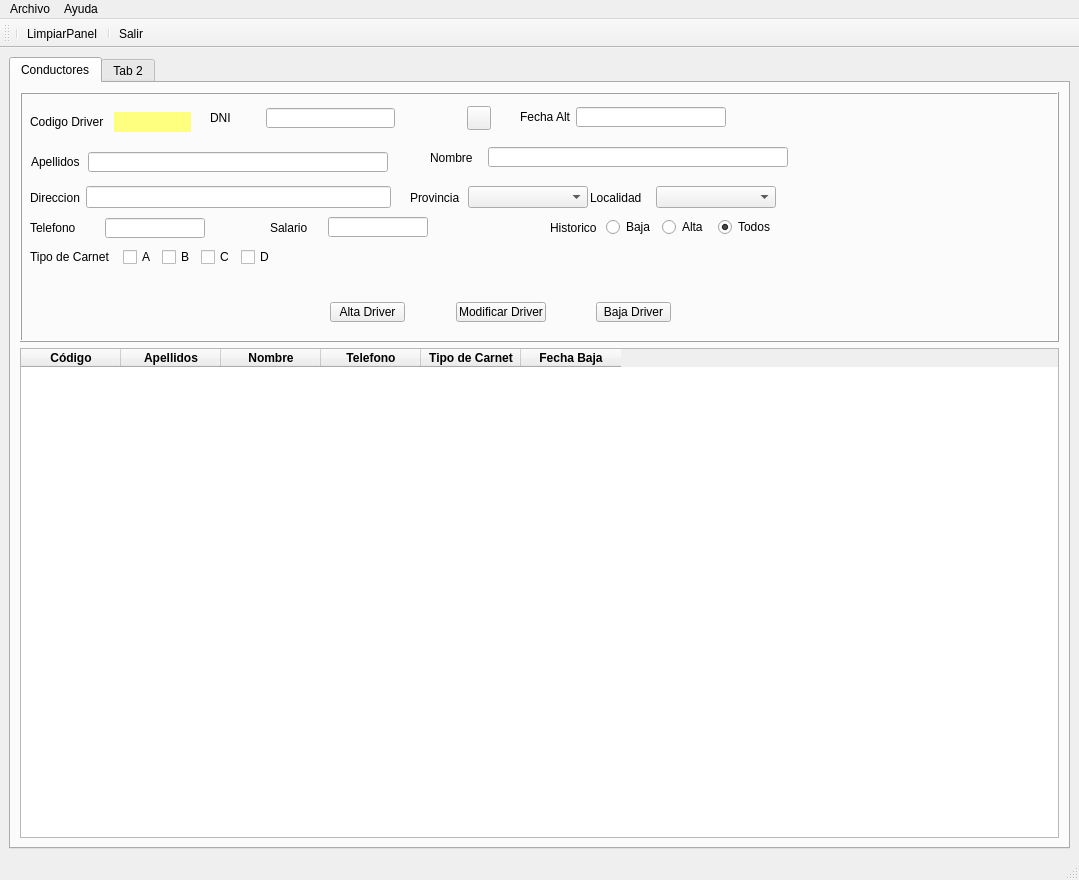
Old version of the form sierraperez/templates/MainWindow.ui in the repository Sierrowsky/PyCharmProyects.
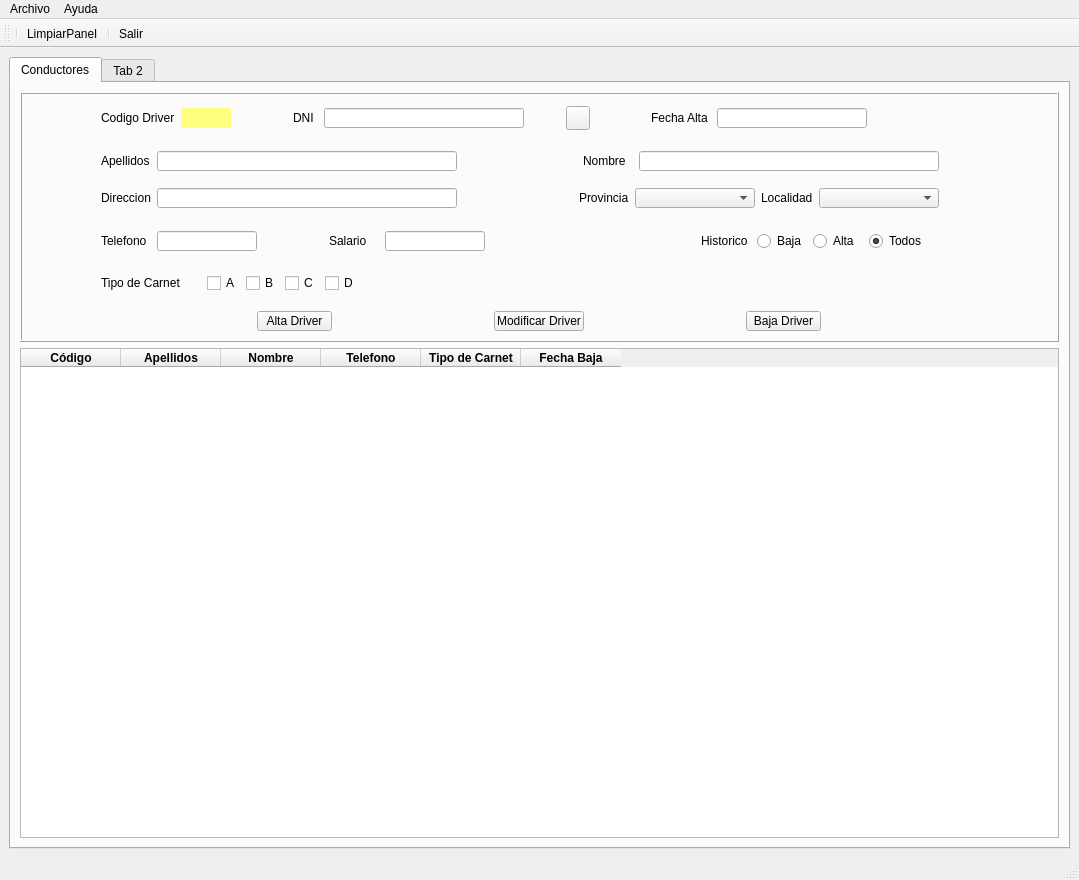
New version of the form. Icons and pictures are not drawn.

Patch:
```diff
--- a/sierraperez/templates/MainWindow.ui
+++ b/sierraperez/templates/MainWindow.ui
@@ -161,16 +161,32 @@
           <property name="frameShadow">
            <enum>QFrame::Raised</enum>
           </property>
-          <widget class="QWidget" name="horizontalLayoutWidget">
-           <property name="geometry">
-            <rect>
-             <x>10</x>
-             <y>10</y>
-             <width>161</width>
-             <height>41</height>
-            </rect>
-           </property>
-           <layout class="QHBoxLayout" name="horizontalLayout">
+          <layout class="QGridLayout" name="gridLayout_3">
+           <item row="0" column="0">
+            <spacer name="horizontalSpacer_16">
+             <property name="orientation">
+              <enum>Qt::Horizontal</enum>
+             </property>
+             <property name="sizeType">
+              <enum>QSizePolicy::Expanding</enum>
+             </property>
+             <property name="sizeHint" stdset="0">
+              <size>
+               <width>40</width>
+               <height>20</height>
+              </size>
+             </property>
+            </spacer>
+           </item>
+           <item row="0" column="1">
+            <layout class="QVBoxLayout" name="verticalLayout_2">
+             <property name="sizeConstraint">
+              <enum>QLayout::SetMaximumSize</enum>
+             </property>
+             <item>
+              <layout class="QHBoxLayout" name="horizontalLayout_35">
+               <item>
+                <layout class="QHBoxLayout" name="horizontalLayout_36">
             <item>
              <widget class="QLabel" name="lblcod">
               <property name="minimumSize">
@@ -219,28 +235,33 @@
              </widget>
             </item>
            </layout>
-          </widget>
-          <widget class="QWidget" name="horizontalLayoutWidget_2">
-           <property name="geometry">
-            <rect>
-             <x>190</x>
-             <y>10</y>
-             <width>281</width>
-             <height>32</height>
-            </rect>
-           </property>
-           <layout class="QHBoxLayout" name="horizontalLayout_2">
+               </item>
+               <item>
+                <spacer name="horizontalSpacer_4">
+                 <property name="orientation">
+                  <enum>Qt::Horizontal</enum>
+                 </property>
+                 <property name="sizeHint" stdset="0">
+                  <size>
+                   <width>40</width>
+                   <height>20</height>
+                  </size>
+                 </property>
+                </spacer>
+               </item>
+               <item>
+                <layout class="QHBoxLayout" name="horizontalLayout">
             <item>
              <widget class="QLabel" name="lblDNI">
               <property name="minimumSize">
                <size>
-                <width>50</width>
+                     <width>25</width>
                 <height>20</height>
                </size>
               </property>
               <property name="maximumSize">
                <size>
-                <width>100</width>
+                     <width>25</width>
                 <height>20</height>
                </size>
               </property>
@@ -253,7 +274,7 @@
              <widget class="QLineEdit" name="txtDni">
               <property name="minimumSize">
                <size>
-                <width>50</width>
+                     <width>200</width>
                 <height>20</height>
                </size>
               </property>
@@ -275,13 +296,13 @@
              <widget class="QLabel" name="lblValidarDni">
               <property name="minimumSize">
                <size>
-                <width>60</width>
+                     <width>30</width>
                 <height>30</height>
                </size>
               </property>
               <property name="maximumSize">
                <size>
-                <width>60</width>
+                     <width>30</width>
                 <height>30</height>
                </size>
               </property>
@@ -331,28 +352,34 @@
              </widget>
             </item>
            </layout>
-          </widget>
-          <widget class="QWidget" name="horizontalLayoutWidget_3">
-           <property name="geometry">
-            <rect>
-             <x>500</x>
-             <y>10</y>
-             <width>264</width>
-             <height>31</height>
-            </rect>
-           </property>
-           <layout class="QHBoxLayout" name="horizontalLayout_3">
+               </item>
+               <item>
+                <spacer name="horizontalSpacer_5">
+                 <property name="orientation">
+                  <enum>Qt::Horizontal</enum>
+                 </property>
+                 <property name="sizeHint" stdset="0">
+                  <size>
+                   <width>40</width>
+                   <height>20</height>
+                  </size>
+                 </property>
+                </spacer>
+               </item>
+               <item>
+                <layout class="QHBoxLayout" name="horizontalLayout_37"/>
+               </item>
             <item>
              <widget class="QLabel" name="lblFechaAlta">
               <property name="minimumSize">
                <size>
-                <width>50</width>
+                   <width>60</width>
                 <height>20</height>
                </size>
               </property>
               <property name="maximumSize">
                <size>
-                <width>50</width>
+                   <width>60</width>
                 <height>20</height>
                </size>
               </property>
@@ -385,6 +412,12 @@
                 <height>20</height>
                </size>
               </property>
+                 <property name="maximumSize">
+                  <size>
+                   <width>50</width>
+                   <height>20</height>
+                  </size>
+                 </property>
               <property name="text">
                <string/>
               </property>
@@ -406,18 +439,38 @@
               </property>
              </widget>
             </item>
-           </layout>
-          </widget>
-          <widget class="QWidget" name="horizontalLayoutWidget_4">
-           <property name="geometry">
-            <rect>
-             <x>10</x>
-             <y>50</y>
-             <width>361</width>
-             <height>41</height>
-            </rect>
-           </property>
-           <layout class="QHBoxLayout" name="horizontalLayout_4">
+               <item>
+                <spacer name="horizontalSpacer_3">
+                 <property name="orientation">
+                  <enum>Qt::Horizontal</enum>
+                 </property>
+                 <property name="sizeHint" stdset="0">
+                  <size>
+                   <width>40</width>
+                   <height>20</height>
+                  </size>
+                 </property>
+                </spacer>
+               </item>
+              </layout>
+             </item>
+             <item>
+              <spacer name="verticalSpacer_2">
+               <property name="orientation">
+                <enum>Qt::Vertical</enum>
+               </property>
+               <property name="sizeHint" stdset="0">
+                <size>
+                 <width>20</width>
+                 <height>40</height>
+                </size>
+               </property>
+              </spacer>
+             </item>
+             <item>
+              <layout class="QHBoxLayout" name="horizontalLayout_38">
+               <item>
+                <layout class="QHBoxLayout" name="horizontalLayout_39">
             <item>
              <widget class="QLabel" name="lblApel">
               <property name="minimumSize">
@@ -454,17 +507,116 @@
              </widget>
             </item>
            </layout>
-          </widget>
-          <widget class="QWidget" name="horizontalLayoutWidget_5">
-           <property name="geometry">
-            <rect>
-             <x>10</x>
-             <y>90</y>
-             <width>361</width>
-             <height>31</height>
-            </rect>
-           </property>
+               </item>
+               <item>
+                <spacer name="horizontalSpacer_7">
+                 <property name="orientation">
+                  <enum>Qt::Horizontal</enum>
+                 </property>
+                 <property name="sizeHint" stdset="0">
+                  <size>
+                   <width>40</width>
+                   <height>20</height>
+                  </size>
+                 </property>
+                </spacer>
+               </item>
+               <item>
+                <spacer name="horizontalSpacer_13">
+                 <property name="orientation">
+                  <enum>Qt::Horizontal</enum>
+                 </property>
+                 <property name="sizeHint" stdset="0">
+                  <size>
+                   <width>40</width>
+                   <height>20</height>
+                  </size>
+                 </property>
+                </spacer>
+               </item>
+               <item>
+                <spacer name="horizontalSpacer_12">
+                 <property name="orientation">
+                  <enum>Qt::Horizontal</enum>
+                 </property>
+                 <property name="sizeHint" stdset="0">
+                  <size>
+                   <width>40</width>
+                   <height>20</height>
+                  </size>
+                 </property>
+                </spacer>
+               </item>
+               <item>
+                <layout class="QHBoxLayout" name="horizontalLayout_40"/>
+               </item>
+               <item>
+                <widget class="QLabel" name="lblNombre">
+                 <property name="minimumSize">
+                  <size>
+                   <width>50</width>
+                   <height>20</height>
+                  </size>
+                 </property>
+                 <property name="text">
+                  <string>Nombre</string>
+                 </property>
+                </widget>
+               </item>
+               <item>
+                <widget class="QLineEdit" name="txtNombre">
+                 <property name="minimumSize">
+                  <size>
+                   <width>300</width>
+                   <height>20</height>
+                  </size>
+                 </property>
+                 <property name="maximumSize">
+                  <size>
+                   <width>300</width>
+                   <height>20</height>
+                  </size>
+                 </property>
+                </widget>
+               </item>
+               <item>
+                <spacer name="horizontalSpacer_6">
+                 <property name="orientation">
+                  <enum>Qt::Horizontal</enum>
+                 </property>
+                 <property name="sizeHint" stdset="0">
+                  <size>
+                   <width>40</width>
+                   <height>20</height>
+                  </size>
+                 </property>
+                </spacer>
+               </item>
+               <item>
+                <layout class="QHBoxLayout" name="horizontalLayout_41"/>
+               </item>
+              </layout>
+             </item>
+             <item>
+              <spacer name="verticalSpacer_3">
+               <property name="orientation">
+                <enum>Qt::Vertical</enum>
+               </property>
+               <property name="sizeHint" stdset="0">
+                <size>
+                 <width>20</width>
+                 <height>40</height>
+                </size>
+               </property>
+              </spacer>
+             </item>
+             <item>
+              <layout class="QHBoxLayout" name="horizontalLayout_47">
+               <item>
            <layout class="QHBoxLayout" name="horizontalLayout_5">
+                 <property name="sizeConstraint">
+                  <enum>QLayout::SetFixedSize</enum>
+                 </property>
             <item>
              <widget class="QLabel" name="lblDir">
               <property name="minimumSize">
@@ -473,6 +625,12 @@
                 <height>20</height>
                </size>
               </property>
+                   <property name="maximumSize">
+                    <size>
+                     <width>50</width>
+                     <height>20</height>
+                    </size>
+                   </property>
               <property name="text">
                <string>Direccion</string>
               </property>
@@ -486,41 +644,6 @@
                 <height>20</height>
                </size>
               </property>
-             </widget>
-            </item>
-           </layout>
-          </widget>
-          <widget class="QWidget" name="horizontalLayoutWidget_6">
-           <property name="geometry">
-            <rect>
-             <x>410</x>
-             <y>50</y>
-             <width>358</width>
-             <height>31</height>
-            </rect>
-           </property>
-           <layout class="QHBoxLayout" name="horizontalLayout_6">
-            <item>
-             <widget class="QLabel" name="lblNombre">
-              <property name="minimumSize">
-               <size>
-                <width>50</width>
-                <height>20</height>
-               </size>
-              </property>
-              <property name="text">
-               <string>Nombre</string>
-              </property>
-             </widget>
-            </item>
-            <item>
-             <widget class="QLineEdit" name="txtNombre">
-              <property name="minimumSize">
-               <size>
-                <width>300</width>
-                <height>20</height>
-               </size>
-              </property>
               <property name="maximumSize">
                <size>
                 <width>300</width>
@@ -530,16 +653,21 @@
              </widget>
             </item>
            </layout>
-          </widget>
-          <widget class="QWidget" name="horizontalLayoutWidget_7">
-           <property name="geometry">
-            <rect>
-             <x>390</x>
-             <y>90</y>
-             <width>178</width>
-             <height>31</height>
-            </rect>
-           </property>
+               </item>
+               <item>
+                <spacer name="horizontalSpacer_8">
+                 <property name="orientation">
+                  <enum>Qt::Horizontal</enum>
+                 </property>
+                 <property name="sizeHint" stdset="0">
+                  <size>
+                   <width>40</width>
+                   <height>20</height>
+                  </size>
+                 </property>
+                </spacer>
+               </item>
+               <item>
            <layout class="QHBoxLayout" name="horizontalLayout_7">
             <item>
              <widget class="QLabel" name="lblProvincia">
@@ -565,16 +693,8 @@
              </widget>
             </item>
            </layout>
-          </widget>
-          <widget class="QWidget" name="horizontalLayoutWidget_8">
-           <property name="geometry">
-            <rect>
-             <x>570</x>
-             <y>90</y>
-             <width>186</width>
-             <height>31</height>
-            </rect>
-           </property>
+               </item>
+               <item>
            <layout class="QHBoxLayout" name="horizontalLayout_8">
             <item>
              <widget class="QLabel" name="lblLocalidad">
@@ -599,17 +719,39 @@
               </property>
              </widget>
             </item>
-           </layout>
-          </widget>
-          <widget class="QWidget" name="horizontalLayoutWidget_9">
-           <property name="geometry">
-            <rect>
-             <x>10</x>
-             <y>120</y>
-             <width>241</width>
-             <height>32</height>
-            </rect>
-           </property>
+                 <item>
+                  <spacer name="horizontalSpacer_9">
+                   <property name="orientation">
+                    <enum>Qt::Horizontal</enum>
+                   </property>
+                   <property name="sizeHint" stdset="0">
+                    <size>
+                     <width>40</width>
+                     <height>20</height>
+                    </size>
+                   </property>
+                  </spacer>
+                 </item>
+                </layout>
+               </item>
+              </layout>
+             </item>
+             <item>
+              <spacer name="verticalSpacer_4">
+               <property name="orientation">
+                <enum>Qt::Vertical</enum>
+               </property>
+               <property name="sizeHint" stdset="0">
+                <size>
+                 <width>20</width>
+                 <height>40</height>
+                </size>
+               </property>
+              </spacer>
+             </item>
+             <item>
+              <layout class="QHBoxLayout" name="horizontalLayout_44">
+               <item>
            <layout class="QHBoxLayout" name="horizontalLayout_9">
             <item>
              <widget class="QLabel" name="lblTlf">
@@ -671,16 +813,8 @@
              </widget>
             </item>
            </layout>
-          </widget>
-          <widget class="QWidget" name="horizontalLayoutWidget_10">
-           <property name="geometry">
-            <rect>
-             <x>250</x>
-             <y>120</y>
-             <width>264</width>
-             <height>31</height>
-            </rect>
-           </property>
+               </item>
+               <item>
            <layout class="QHBoxLayout" name="horizontalLayout_10">
             <item>
              <widget class="QLabel" name="lblSalario">
@@ -719,22 +853,46 @@
                 <height>20</height>
                </size>
               </property>
+                   <property name="maximumSize">
+                    <size>
+                     <width>10</width>
+                     <height>20</height>
+                    </size>
+                   </property>
               <property name="text">
                <string/>
               </property>
              </widget>
             </item>
            </layout>
-          </widget>
-          <widget class="QWidget" name="horizontalLayoutWidget_11">
-           <property name="geometry">
-            <rect>
-             <x>530</x>
-             <y>120</y>
-             <width>220</width>
-             <height>31</height>
-            </rect>
-           </property>
+               </item>
+               <item>
+                <spacer name="horizontalSpacer_11">
+                 <property name="orientation">
+                  <enum>Qt::Horizontal</enum>
+                 </property>
+                 <property name="sizeHint" stdset="0">
+                  <size>
+                   <width>40</width>
+                   <height>20</height>
+                  </size>
+                 </property>
+                </spacer>
+               </item>
+               <item>
+                <spacer name="horizontalSpacer_2">
+                 <property name="orientation">
+                  <enum>Qt::Horizontal</enum>
+                 </property>
+                 <property name="sizeHint" stdset="0">
+                  <size>
+                   <width>40</width>
+                   <height>20</height>
+                  </size>
+                 </property>
+                </spacer>
+               </item>
+               <item>
            <layout class="QHBoxLayout" name="horizontalLayout_11">
             <item>
              <widget class="QLabel" name="lblHistorico">
@@ -801,16 +959,38 @@
              </widget>
             </item>
            </layout>
-          </widget>
-          <widget class="QWidget" name="horizontalLayoutWidget_12">
-           <property name="geometry">
-            <rect>
-             <x>10</x>
-             <y>150</y>
-             <width>245</width>
-             <height>31</height>
-            </rect>
-           </property>
+               </item>
+               <item>
+                <spacer name="horizontalSpacer_10">
+                 <property name="orientation">
+                  <enum>Qt::Horizontal</enum>
+                 </property>
+                 <property name="sizeHint" stdset="0">
+                  <size>
+                   <width>40</width>
+                   <height>20</height>
+                  </size>
+                 </property>
+                </spacer>
+               </item>
+              </layout>
+             </item>
+             <item>
+              <spacer name="verticalSpacer">
+               <property name="orientation">
+                <enum>Qt::Vertical</enum>
+               </property>
+               <property name="sizeHint" stdset="0">
+                <size>
+                 <width>20</width>
+                 <height>40</height>
+                </size>
+               </property>
+              </spacer>
+             </item>
+             <item>
+              <layout class="QHBoxLayout" name="horizontalLayout_2">
+               <item>
            <layout class="QHBoxLayout" name="horizontalLayout_12">
             <item>
              <widget class="QLabel" name="lblCarnet">
@@ -860,17 +1040,44 @@
              </widget>
             </item>
            </layout>
-          </widget>
-          <widget class="QWidget" name="horizontalLayoutWidget_13">
-           <property name="geometry">
-            <rect>
-             <x>310</x>
-             <y>200</y>
-             <width>341</width>
-             <height>41</height>
-            </rect>
-           </property>
+               </item>
+               <item>
+                <layout class="QHBoxLayout" name="horizontalLayout_6">
+                 <item>
+                  <spacer name="horizontalSpacer">
+                   <property name="orientation">
+                    <enum>Qt::Horizontal</enum>
+                   </property>
+                   <property name="sizeHint" stdset="0">
+                    <size>
+                     <width>40</width>
+                     <height>20</height>
+                    </size>
+                   </property>
+                  </spacer>
+                 </item>
+                </layout>
+               </item>
+              </layout>
+             </item>
+             <item>
+              <spacer name="verticalSpacer_5">
+               <property name="orientation">
+                <enum>Qt::Vertical</enum>
+               </property>
+               <property name="sizeHint" stdset="0">
+                <size>
+                 <width>20</width>
+                 <height>40</height>
+                </size>
+               </property>
+              </spacer>
+             </item>
+             <item>
            <layout class="QHBoxLayout" name="horizontalLayout_13">
+               <item>
+                <layout class="QHBoxLayout" name="horizontalLayout_3"/>
+               </item>
             <item>
              <widget class="QPushButton" name="btnAltaDriver">
               <property name="minimumSize">
@@ -890,19 +1097,6 @@
               </property>
              </widget>
             </item>
-            <item>
-             <spacer name="horizontalSpacer">
-              <property name="orientation">
-               <enum>Qt::Horizontal</enum>
-              </property>
-              <property name="sizeHint" stdset="0">
-               <size>
-                <width>20</width>
-                <height>20</height>
-               </size>
-              </property>
-             </spacer>
-            </item>
             <item>
              <widget class="QPushButton" name="btnModifDriver">
               <property name="minimumSize">
@@ -922,19 +1116,6 @@
               </property>
              </widget>
             </item>
-            <item>
-             <spacer name="horizontalSpacer_2">
-              <property name="orientation">
-               <enum>Qt::Horizontal</enum>
-              </property>
-              <property name="sizeHint" stdset="0">
-               <size>
-                <width>40</width>
-                <height>20</height>
-               </size>
-              </property>
-             </spacer>
-            </item>
             <item>
              <widget class="QPushButton" name="btnBajaDriver">
               <property name="minimumSize">
@@ -954,8 +1135,30 @@
               </property>
              </widget>
             </item>
-           </layout>
-          </widget>
+               <item>
+                <layout class="QHBoxLayout" name="horizontalLayout_4"/>
+               </item>
+              </layout>
+             </item>
+            </layout>
+           </item>
+           <item row="0" column="2">
+            <spacer name="horizontalSpacer_17">
+             <property name="orientation">
+              <enum>Qt::Horizontal</enum>
+             </property>
+             <property name="sizeType">
+              <enum>QSizePolicy::Expanding</enum>
+             </property>
+             <property name="sizeHint" stdset="0">
+              <size>
+               <width>40</width>
+               <height>20</height>
+              </size>
+             </property>
+            </spacer>
+           </item>
+          </layout>
          </widget>
         </item>
        </layout>
```
Left out of the diff: 92 changed lines with no effect on the pictures. Lines whose indentation alone changed are shown as unchanged.
